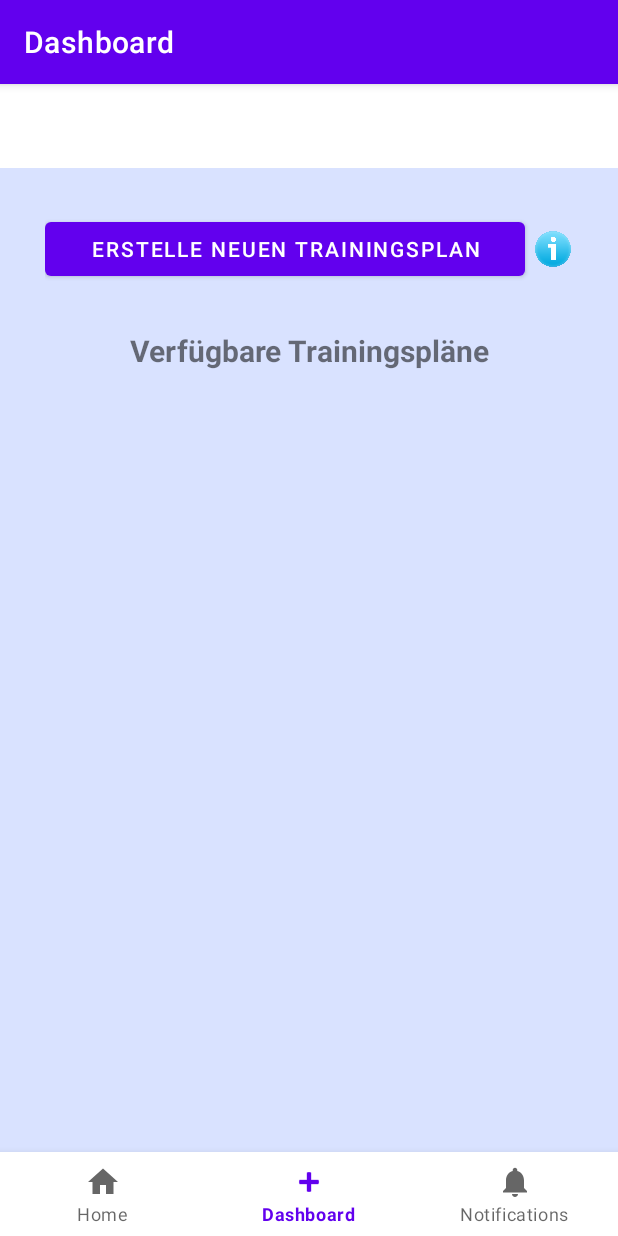
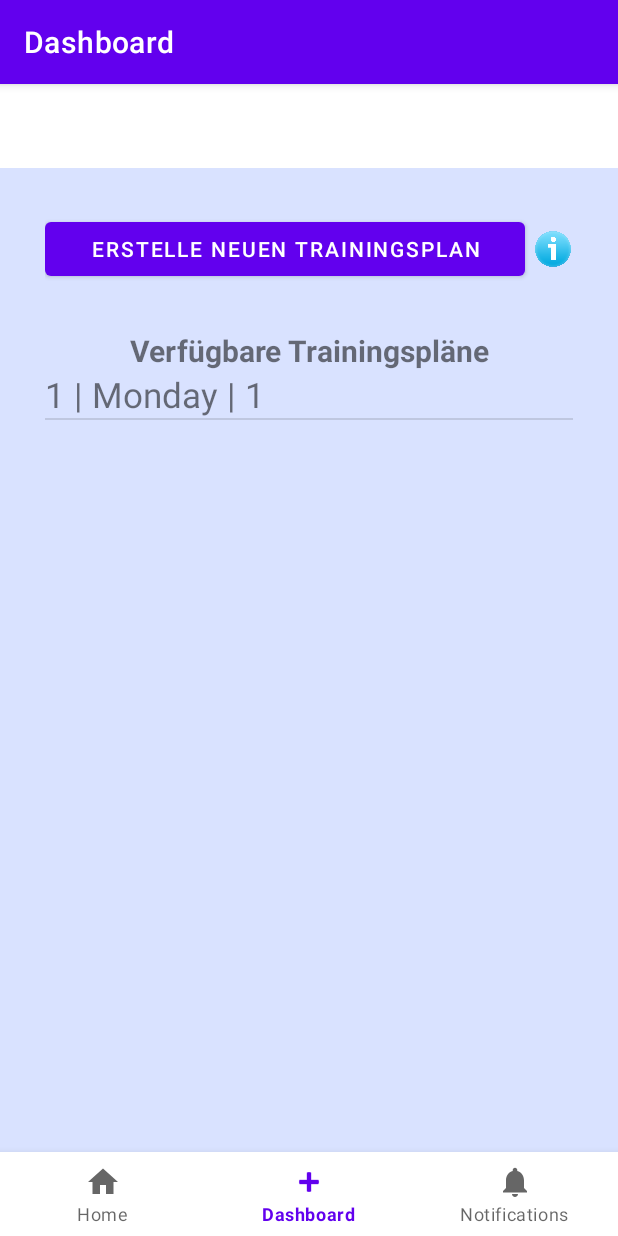
Before and after one commit to Louiz7007/FitnessApp, an Android app: the DashboardFragment screen opened through its navigation route, on a phone screen of 412 x 824 dp. Run offline under Robolectric (Android 15) with nearby library versions, the phone set to English and light mode, and no system bars; our stand-ins replace navigation-ui.

Commit message:
Trainingsplan hinzugefügt und entsprechende Abruf und delete Methoden

```diff
--- a/app/src/main/java/com/example/fitnessapp/DBOpenHelper.java
+++ b/app/src/main/java/com/example/fitnessapp/DBOpenHelper.java
@@ -22,7 +22,6 @@ public class DBOpenHelper extends SQLiteOpenHelper {
     private final String SELECT_TRAINING_BY_NAME_AND_INTENSITY = "SELECT * FROM training WHERE trainingname = %s AND intensity = %s";
     private final String SELECT_USERTRAINING_BY_TRAINING_AND_DATE = "SELECT * FROM usertrainings WHERE date = %s AND idTraining = %s";
     private final String SELECT_USERTRAINING_BY_DATE = "SELECT trainingName, intensity, metValue, success FROM trainings INNER JOIN usertrainings ON trainings._id = usertrainings.idTraining WHERE usertrainings.datetime BETWEEN \"%s 00:00:00\" AND \"%s 23:59:59\"";
-    private final String SELECT_ALL_TRAININGS = "SELECT trainingName, intensity, metValue FROM trainings";
     private final String CREATE_TABLE_USER = "CREATE TABLE user (_id INTEGER PRIMARY KEY, firstname VARCHAR(255), lastname VARCHAR(255), age INTEGER, weight DECIMAL(5,2), workoutlevel INTEGER CHECK(workoutlevel >= 0 AND workoutlevel < 4))";
     private final String CREATE_TABLE_TRAININGS = "CREATE TABLE trainings (_id INTEGER PRIMARY KEY, trainingName VARCHAR(255), intensity VARCHAR(255), metValue DECIMAL(3, 1))";
     private final String CREATE_TABLE_USER_TRAININGS = "CREATE TABLE usertrainings (_id INTEGER PRIMARY KEY, idTraining INTEGER, datetime TIMESTAMP, success BOOLEAN, FOREIGN KEY (idTraining) REFERENCES trainings(_id))";
@@ -47,11 +46,12 @@ public class DBOpenHelper extends SQLiteOpenHelper {
         db.execSQL(CREATE_TABLE_TRAININGSPLAN);
         db.execSQL(CREATE_TABLE_USER_TRAININGS);
         db.execSQL(CREATE_TRAININGS);
+        db.execSQL("INSERT INTO trainingsplan VALUES(1, \"Monday\", 1)");
     }
 
     // Returns all Entries of the trainings_Table
     public Cursor selectAllTrainings() {
-        return getReadableDatabase().rawQuery(SELECT_ALL_TRAININGS, null);
+        return getReadableDatabase().rawQuery("SELECT * FROM trainings", null);
     }
 
     // Create a new Trainingsplan
@@ -64,6 +64,10 @@ public class DBOpenHelper extends SQLiteOpenHelper {
 
     public void deleteTrainingsplanByName(String name) {
         getWritableDatabase().delete("trainingsplan", name + "=" + name,null);
+    }
+
+    public Cursor selectAllFromTrainingsplan() {
+        return getWritableDatabase().rawQuery("SELECT * FROM trainingsplan", null);
     }
 
     @Override
--- a/app/src/main/java/com/example/fitnessapp/ui/dashboard/DashboardFragment.java
+++ b/app/src/main/java/com/example/fitnessapp/ui/dashboard/DashboardFragment.java
@@ -1,22 +1,37 @@
 package com.example.fitnessapp.ui.dashboard;
 
+import android.database.Cursor;
 import android.os.Bundle;
 import android.view.LayoutInflater;
 import android.view.View;
 import android.view.ViewGroup;
+import android.widget.ArrayAdapter;
 
 import androidx.annotation.NonNull;
+import androidx.annotation.Nullable;
 import androidx.fragment.app.Fragment;
 import androidx.lifecycle.ViewModelProvider;
 import androidx.navigation.Navigation;
 
+import com.example.fitnessapp.DBOpenHelper;
 import com.example.fitnessapp.R;
 import com.example.fitnessapp.databinding.FragmentDashboardBinding;
 import com.google.android.material.snackbar.Snackbar;
 
+import java.util.ArrayList;
+
 public class DashboardFragment extends Fragment {
 
     private FragmentDashboardBinding binding;
+    private Cursor cursor;
+    private DBOpenHelper helper;
+
+    @Override
+    public void onCreate(@Nullable Bundle savedInstanceState) {
+        super.onCreate(savedInstanceState);
+        helper = new DBOpenHelper(getActivity());
+        cursor = helper.selectAllFromTrainingsplan();
+    }
 
     public View onCreateView(@NonNull LayoutInflater inflater, ViewGroup container,
                              Bundle savedInstanceState) {
@@ -32,6 +47,16 @@ public class DashboardFragment extends Fragment {
 
         binding.newTrainingDayBtn.setOnClickListener(v -> Navigation.findNavController(v).
                 navigate(DashboardFragmentDirections.actionNavigationDashboardToNewTrainingPlanFragment()));
+
+        ArrayList<String> trainingList = new ArrayList<>();
+        while (cursor.moveToNext()) {
+            trainingList.add(cursor.getString(0) + " | " + cursor.getString(1) +
+                    " | " + cursor.getString(2));
+        }
+        ArrayAdapter<String> adapter = new ArrayAdapter<>(getActivity(), R.layout.list_item,
+                trainingList);
+        binding.listViewTrainingsplan.setAdapter(adapter);
+
         return root;
     }
 
--- a/app/src/main/res/layout/fragment_dashboard.xml
+++ b/app/src/main/res/layout/fragment_dashboard.xml
@@ -46,6 +46,7 @@
         android:textStyle="bold" />
 
     <ListView
+        android:id="@+id/listViewTrainingsplan"
         android:layout_width="match_parent"
         android:layout_height="match_parent"
         android:layout_marginLeft="30dp"
```
